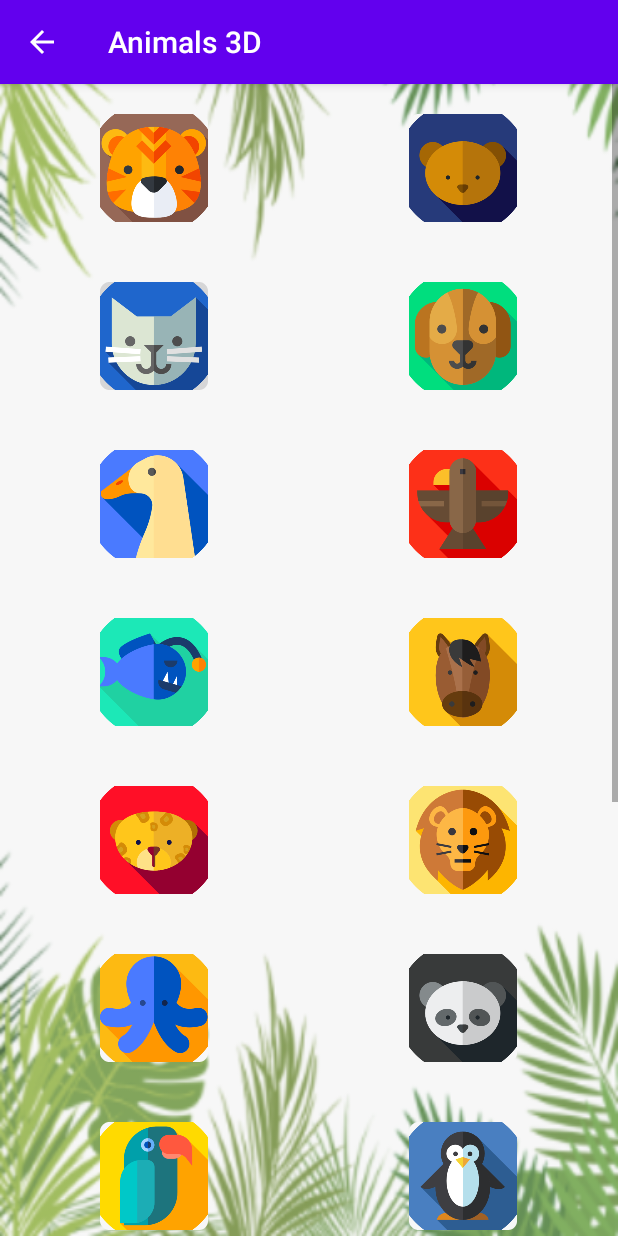
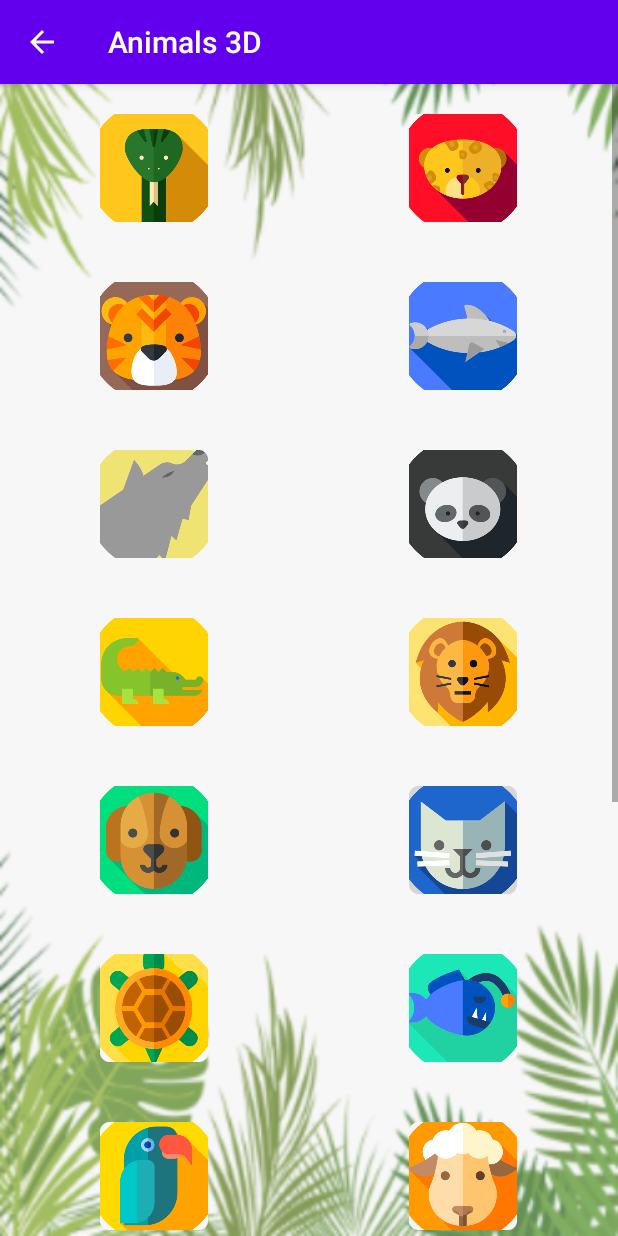
Before and after one commit to ajimenez1503/Animals3D, an Android app: the screen it shows after launch (ActivitySounds), after a tap on "HEAR THE ANIMALS", on a phone screen of 412 x 824 dp. Run offline under Robolectric (Android 15) with nearby library versions, the phone set to English and light mode, and no system bars.

```diff
--- a/app/src/main/java/com/app/animals3D/Activity3D.java
+++ b/app/src/main/java/com/app/animals3D/Activity3D.java
@@ -8,7 +8,6 @@ import android.widget.Toast;
 import androidx.annotation.NonNull;
 import androidx.appcompat.app.AppCompatActivity;
 
-import com.app.animals3D.helper.Animal;
 import com.app.animals3D.helper.AnimalsAdapter;
 import com.app.animals3D.helper.ArCoreHelper;
 import com.app.animals3D.helper.CameraPermissionHelper;
@@ -30,7 +29,7 @@ public class Activity3D extends AppCompatActivity {
         setContentView(R.layout.activity_animals);
 
         GridView gridView = this.findViewById(R.id.gridView1);
-        AnimalsAdapter gridAdapter = new AnimalsAdapter(Activity3D.this, Animal.list_of_animals, onClickAction.OBJECT3D);
+        AnimalsAdapter gridAdapter = new AnimalsAdapter(Activity3D.this, onClickAction.OBJECT3D);
         gridView.setAdapter(gridAdapter);
     }
 
--- a/app/src/main/java/com/app/animals3D/ActivitySounds.java
+++ b/app/src/main/java/com/app/animals3D/ActivitySounds.java
@@ -6,7 +6,6 @@ import android.widget.GridView;
 
 import androidx.appcompat.app.AppCompatActivity;
 
-import com.app.animals3D.helper.Animal;
 import com.app.animals3D.helper.AnimalsAdapter;
 import com.app.animals3D.helper.SoundsHelper;
 import com.app.animals3D.helper.onClickAction;
@@ -21,7 +20,7 @@ public class ActivitySounds extends AppCompatActivity {
         setContentView(R.layout.activity_animals);
 
         GridView gridView = this.findViewById(R.id.gridView1);
-        AnimalsAdapter gridAdapter = new AnimalsAdapter(ActivitySounds.this, Animal.list_of_animals, onClickAction.SOUND);
+        AnimalsAdapter gridAdapter = new AnimalsAdapter(ActivitySounds.this, onClickAction.SOUND);
         gridView.setAdapter(gridAdapter);
     }
 
--- a/app/src/main/java/com/app/animals3D/MainActivity.java
+++ b/app/src/main/java/com/app/animals3D/MainActivity.java
@@ -19,6 +19,7 @@ public class MainActivity extends AppCompatActivity {
     /**
      * Called when the user taps the 3D button
      */
+    @SuppressWarnings("unused")
     public void open3DActivity(View view) {
         if (ArCoreHelper.isArCoreSupported(this)) {
             Intent intent = new Intent(this, Activity3D.class);
@@ -29,6 +30,7 @@ public class MainActivity extends AppCompatActivity {
     /**
      * Called when the user taps the Sounds button
      */
+    @SuppressWarnings("unused")
     public void openSoundsActivity(View view) {
         Intent intent = new Intent(this, ActivitySounds.class);
         startActivity(intent);
--- a/app/src/main/java/com/app/animals3D/helper/Animal.java
+++ b/app/src/main/java/com/app/animals3D/helper/Animal.java
@@ -1,48 +1,17 @@
 package com.app.animals3D.helper;
 
-import com.app.animals3D.R;
+public class Animal {
 
-public class Animal {
-    public static final Animal[] list_of_animals = {
-            new Animal("Tiger", R.mipmap.icon_animals, "https://storage.googleapis.com/ar-answers-in-search-models/static/Tiger/model.glb", R.raw.tiger),
-            new Animal("Bear", R.mipmap.bear, "https://storage.googleapis.com/ar-answers-in-search-models/static/BrownBear/model.glb", R.raw.bear),
-            new Animal("Cat", R.mipmap.cat, "https://storage.googleapis.com/ar-answers-in-search-models/static/ShortHairedCat/model.glb", R.raw.cat),
-            new Animal("Dog", R.mipmap.dog, "https://storage.googleapis.com/ar-answers-in-search-models/static/LabradorRetriever/model.glb", R.raw.dog),
-            new Animal("Duck", R.mipmap.duck, "https://storage.googleapis.com/ar-answers-in-search-models/static/MallardDuck/model.glb", R.raw.duck),
-            new Animal("Eagle", R.mipmap.eagle, "https://storage.googleapis.com/ar-answers-in-search-models/static/GoldenEagle/model.glb", R.raw.eagle),
-            new Animal("Fish", R.mipmap.fish, "https://storage.googleapis.com/ar-answers-in-search-models/static/AnglerFish/model.glb", R.raw.fish),
-            new Animal("Horse", R.mipmap.horse, "https://storage.googleapis.com/ar-answers-in-search-models/static/ArabianHorse/model.glb", R.raw.horse),
-            new Animal("Leopard", R.mipmap.leopard, "https://storage.googleapis.com/ar-answers-in-search-models/static/AfricanLeopard/model.glb", R.raw.tiger),
-            new Animal("Lion", R.mipmap.lion, "https://storage.googleapis.com/ar-answers-in-search-models/static/Lion/model.glb", R.raw.tiger),
-            new Animal("Octopus", R.mipmap.octopus, "https://storage.googleapis.com/ar-answers-in-search-models/static/CommonOctopus/model.glb", R.raw.fish),
-            new Animal("Panda", R.mipmap.panda, "https://storage.googleapis.com/ar-answers-in-search-models/static/GiantPanda/model.glb", R.raw.panda),
-            new Animal("Parrot", R.mipmap.parrot, "https://storage.googleapis.com/ar-answers-in-search-models/static/Macaw/model.glb", R.raw.parrot),
-            new Animal("Penguin", R.mipmap.penguin, "https://storage.googleapis.com/ar-answers-in-search-models/static/EmperorPenguin/model.glb", R.raw.penguin),
-            new Animal("Shark", R.mipmap.shark, "https://storage.googleapis.com/ar-answers-in-search-models/static/GreatWhiteShark/model.glb", R.raw.fish),
-            new Animal("Sheep", R.mipmap.sheep, "https://storage.googleapis.com/ar-answers-in-search-models/static/AlpineGoat/model.glb", R.raw.sheep),
-            new Animal("Snake", R.mipmap.snake, "https://storage.googleapis.com/ar-answers-in-search-models/static/BallPython/model.glb", R.raw.snake),
-            new Animal("Turtle", R.mipmap.turtle, "https://storage.googleapis.com/ar-answers-in-search-models/static/GreenSeaTurtle/model.glb", R.raw.turtle),
-            new Animal("Wolf", R.mipmap.wolf, "https://storage.googleapis.com/ar-answers-in-search-models/static/TimberWolf/model.glb", R.raw.wolf),
-            new Animal("Hedgehog", R.mipmap.hedgehog, "https://storage.googleapis.com/ar-answers-in-search-models/static/EuropeanHedgehog/model.glb", R.raw.hedgehog),
-            new Animal("Crocodile", R.mipmap.crocodile, "https://storage.googleapis.com/ar-answers-in-search-models/static/Alligator/model.glb", R.raw.crocodile)
-    };
     private final String name;
     private final int idDrawable;
     private final String source3D;
     private final int idSound;
 
-    private Animal(String name, int idDrawable, String source3D, int idSound) {
+    public Animal(String name, int idDrawable, String source3D, int idSound) {
         this.name = name;
         this.idDrawable = idDrawable;
         this.source3D = source3D;
         this.idSound = idSound;
-    }
-
-    private Animal(String name, int idDrawable, String source3D) {
-        this.name = name;
-        this.idDrawable = idDrawable;
-        this.source3D = source3D;
-        this.idSound = 0;
     }
 
     public String getName() {
--- a/app/src/main/java/com/app/animals3D/helper/AnimalsAdapter.java
+++ b/app/src/main/java/com/app/animals3D/helper/AnimalsAdapter.java
@@ -10,27 +10,58 @@ import android.widget.ImageButton;
 
 import com.app.animals3D.R;
 
+import java.util.ArrayList;
+import java.util.Arrays;
+import java.util.Collections;
+
 public class AnimalsAdapter extends BaseAdapter {
     private final Context context;
-    private final Animal[] items;
     private final onClickAction action;
     private final LayoutInflater inflater;
+    private final ArrayList<Animal> items;
 
-    public AnimalsAdapter(Context context, Animal[] items, onClickAction action) {
+    public AnimalsAdapter(Context context, onClickAction action) {
         this.context = context;
-        this.items = items;
         this.action = action;
         inflater = (LayoutInflater) this.context.getSystemService(Context.LAYOUT_INFLATER_SERVICE);
+        items = new ArrayList<>(
+                Arrays.asList(
+                        new Animal("Tiger", R.mipmap.icon_animals, "https://storage.googleapis.com/ar-answers-in-search-models/static/Tiger/model.glb", R.raw.tiger),
+                        new Animal("Bear", R.mipmap.bear, "https://storage.googleapis.com/ar-answers-in-search-models/static/BrownBear/model.glb", R.raw.bear),
+                        new Animal("Cat", R.mipmap.cat, "https://storage.googleapis.com/ar-answers-in-search-models/static/ShortHairedCat/model.glb", R.raw.cat),
+                        new Animal("Dog", R.mipmap.dog, "https://storage.googleapis.com/ar-answers-in-search-models/static/LabradorRetriever/model.glb", R.raw.dog),
+                        new Animal("Duck", R.mipmap.duck, "https://storage.googleapis.com/ar-answers-in-search-models/static/MallardDuck/model.glb", R.raw.duck),
+                        new Animal("Eagle", R.mipmap.eagle, "https://storage.googleapis.com/ar-answers-in-search-models/static/GoldenEagle/model.glb", R.raw.eagle),
+                        new Animal("Fish", R.mipmap.fish, "https://storage.googleapis.com/ar-answers-in-search-models/static/AnglerFish/model.glb", R.raw.fish),
+                        new Animal("Horse", R.mipmap.horse, "https://storage.googleapis.com/ar-answers-in-search-models/static/ArabianHorse/model.glb", R.raw.horse),
+                        new Animal("Leopard", R.mipmap.leopard, "https://storage.googleapis.com/ar-answers-in-search-models/static/AfricanLeopard/model.glb", R.raw.tiger),
+                        new Animal("Lion", R.mipmap.lion, "https://storage.googleapis.com/ar-answers-in-search-models/static/Lion/model.glb", R.raw.tiger),
+                        new Animal("Octopus", R.mipmap.octopus, "https://storage.googleapis.com/ar-answers-in-search-models/static/CommonOctopus/model.glb", R.raw.fish),
+                        new Animal("Panda", R.mipmap.panda, "https://storage.googleapis.com/ar-answers-in-search-models/static/GiantPanda/model.glb", R.raw.panda),
+                        new Animal("Parrot", R.mipmap.parrot, "https://storage.googleapis.com/ar-answers-in-search-models/static/Macaw/model.glb", R.raw.parrot),
+                        new Animal("Penguin", R.mipmap.penguin, "https://storage.googleapis.com/ar-answers-in-search-models/static/EmperorPenguin/model.glb", R.raw.penguin),
+                        new Animal("Shark", R.mipmap.shark, "https://storage.googleapis.com/ar-answers-in-search-models/static/GreatWhiteShark/model.glb", R.raw.fish),
+                        new Animal("Sheep", R.mipmap.sheep, "https://storage.googleapis.com/ar-answers-in-search-models/static/AlpineGoat/model.glb", R.raw.sheep),
+                        new Animal("Snake", R.mipmap.snake, "https://storage.googleapis.com/ar-answers-in-search-models/static/BallPython/model.glb", R.raw.snake),
+                        new Animal("Turtle", R.mipmap.turtle, "https://storage.googleapis.com/ar-answers-in-search-models/static/GreenSeaTurtle/model.glb", R.raw.turtle),
+                        new Animal("Wolf", R.mipmap.wolf, "https://storage.googleapis.com/ar-answers-in-search-models/static/TimberWolf/model.glb", R.raw.wolf),
+                        new Animal("Hedgehog", R.mipmap.hedgehog, "https://storage.googleapis.com/ar-answers-in-search-models/static/EuropeanHedgehog/model.glb", R.raw.hedgehog),
+                        new Animal("Crocodile", R.mipmap.crocodile, "https://storage.googleapis.com/ar-answers-in-search-models/static/Alligator/model.glb", R.raw.crocodile)
+                )
+        );
+        // Shuffle element in order to have a different order every time.
+        Collections.shuffle(items);
+
     }
 
     @Override
     public int getCount() {
-        return items.length;
+        return items.size();
     }
 
     @Override
     public Animal getItem(int position) {
-        return items[position];
+        return items.get(position);
     }
 
     @Override
```
